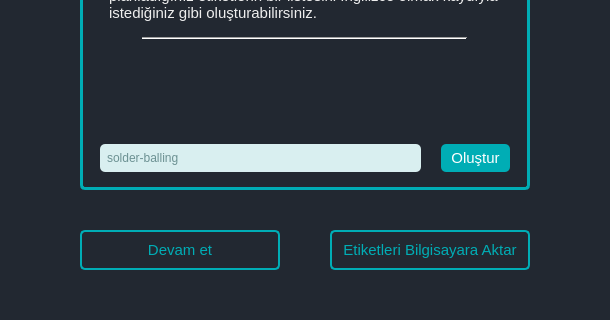
Qt form templates/ui/mainWindow.ui (ismaildrcn/data-labeling) before a commit; both pictures show x 344 to 954 and y 400 to 720 of the 1298 by 720 pixel window.
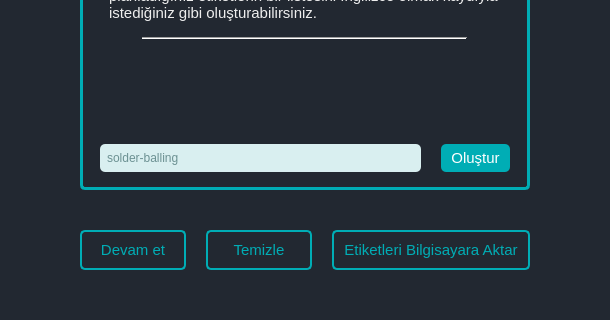
The same form after that commit. The open tabs and pages were chosen to show the change. Icons and pictures are not drawn.

Commit message: Fix image count problem when import project

```diff
--- a/templates/ui/mainWindow.ui
+++ b/templates/ui/mainWindow.ui
@@ -781,7 +781,7 @@
           </property>
           <layout class="QHBoxLayout" name="layout_init_label_button_area">
            <property name="spacing">
-            <number>50</number>
+            <number>20</number>
            </property>
            <property name="leftMargin">
             <number>0</number>
@@ -813,6 +813,24 @@
              </property>
             </widget>
            </item>
+           <item>
+            <widget class="QPushButton" name="pushButton_clear_labels">
+             <property name="minimumSize">
+              <size>
+               <width>0</width>
+               <height>40</height>
+              </size>
+             </property>
+             <property name="font">
+              <font>
+               <pointsize>11</pointsize>
+              </font>
+             </property>
+             <property name="text">
+              <string>Temizle</string>
+             </property>
+            </widget>
+           </item>
            <item>
             <widget class="QPushButton" name="pushButton_export_labels">
              <property name="minimumSize">
```
Left out of the diff: 2 changed lines with no effect on the pictures. The commit also changes 2 other files.
